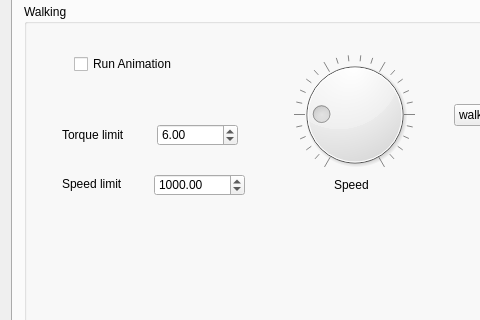
Above: GUI/mainwindow.ui from craftit/DogBotSoftware before the change; both pictures show x 0 to 480 and y 154 to 474 of the 899 by 968 pixel window. Below: the same form after it.
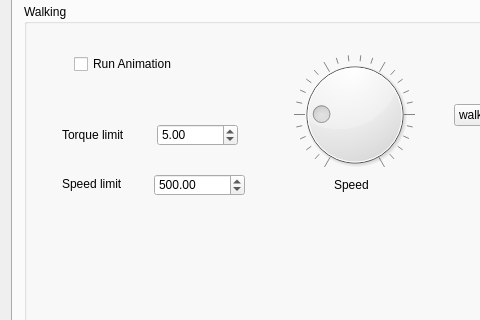
That is the form after the change. The open tabs and pages were chosen to show the change. Icons and pictures are not drawn.

Commit message: Update default walking values.

What changed in the file:
```diff
--- a/GUI/mainwindow.ui
+++ b/GUI/mainwindow.ui
@@ -1508,7 +1508,7 @@
             <double>20.000000000000000</double>
            </property>
            <property name="value">
-            <double>6.000000000000000</double>
+            <double>5.000000000000000</double>
            </property>
           </widget>
           <widget class="QLabel" name="label_42">
@@ -1550,7 +1550,7 @@
             <double>3000.000000000000000</double>
            </property>
            <property name="value">
-            <double>1000.000000000000000</double>
+            <double>500.000000000000000</double>
            </property>
           </widget>
           <widget class="QComboBox" name="comboBoxAmimationStyle">
```
Left out of the diff: 2 changed lines with no effect on the pictures.
